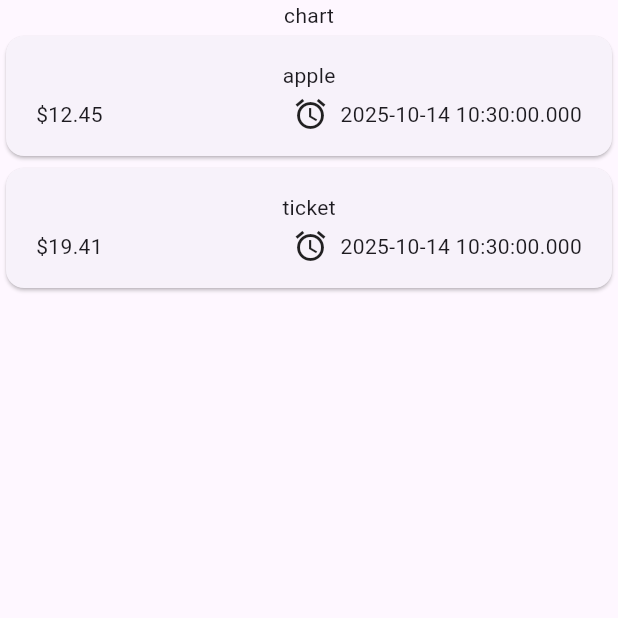
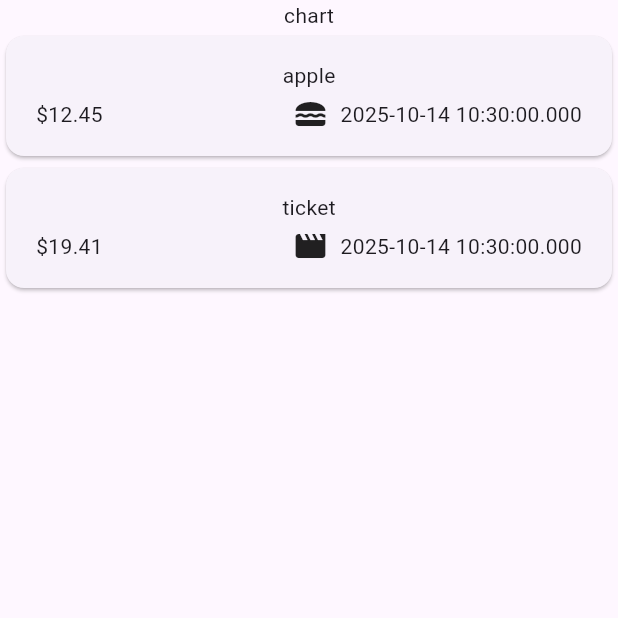
Before and after one commit to AlanYuan16/expense_tracker, a Flutter app: the screen it shows after launch, on a phone screen of 412 x 824 dp, the top half of it. Run offline on Flutter 3.47's test engine with Material 3 defaults, Android fonts, the phone set to English and light mode, and no system bars.

Commit message:
Added Intl package and Icon map

```diff
--- a/lib/expenses_list/expense_item.dart
+++ b/lib/expenses_list/expense_item.dart
@@ -19,7 +19,7 @@ class ExpenseItem extends StatelessWidget{
               Text('\$${expense.amount.toStringAsFixed(2)}'),
               const Spacer(),
               Row(children: [
-                const Icon(Icons.alarm),
+                Icon(catergoryIcons[expense.category]),
                 const SizedBox(width:8),
                 Text(expense.date.toString()),
               ],)
--- a/lib/models/expense.dart
+++ b/lib/models/expense.dart
@@ -1,9 +1,17 @@
+import 'package:flutter/material.dart';
+import 'package:intl/intl.dart';
 import 'package:uuid/uuid.dart';
 // Single non-const Uuid instance used to generate ids.
 final uuid = Uuid();
-
+final formatter = DateFormat.yMd();
 enum Category { food, travel, leisure, work}
 
+const catergoryIcons = {
+  Category.food : Icons.lunch_dining,
+  Category.travel : Icons.flight_takeoff,
+  Category.leisure : Icons.movie,
+  Category.work : Icons.work
+};
 class Expense {
 
   Expense({
--- a/pubspec.yaml
+++ b/pubspec.yaml
@@ -35,6 +35,7 @@ dependencies:
   # Use with the CupertinoIcons class for iOS style icons.
   cupertino_icons: ^1.0.8
   uuid: ^4.5.1
+  intl: ^0.20.2
 
 dev_dependencies:
   flutter_test:
```
Also changed, not shown: pubspec.lock.
